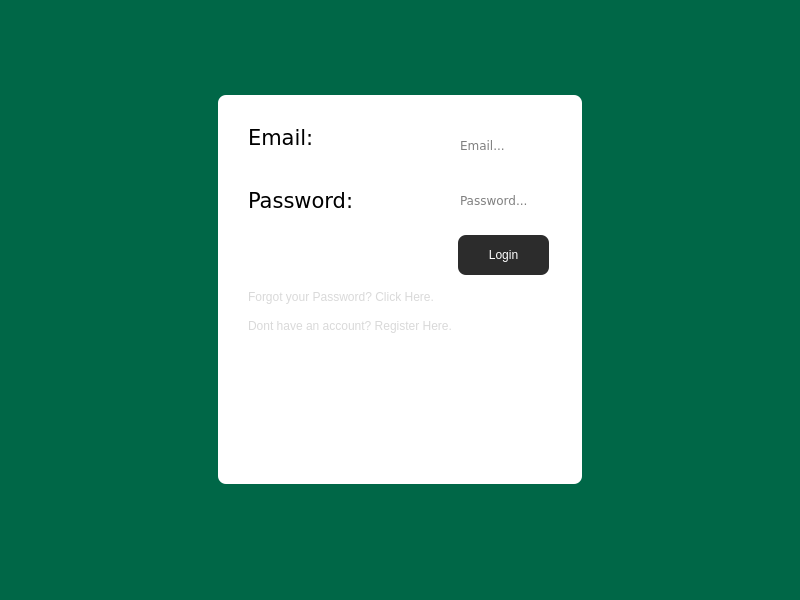
Above: loginwindow.ui from RyanLewis155/College-Portal-Project before the change. Below: the same form after it.
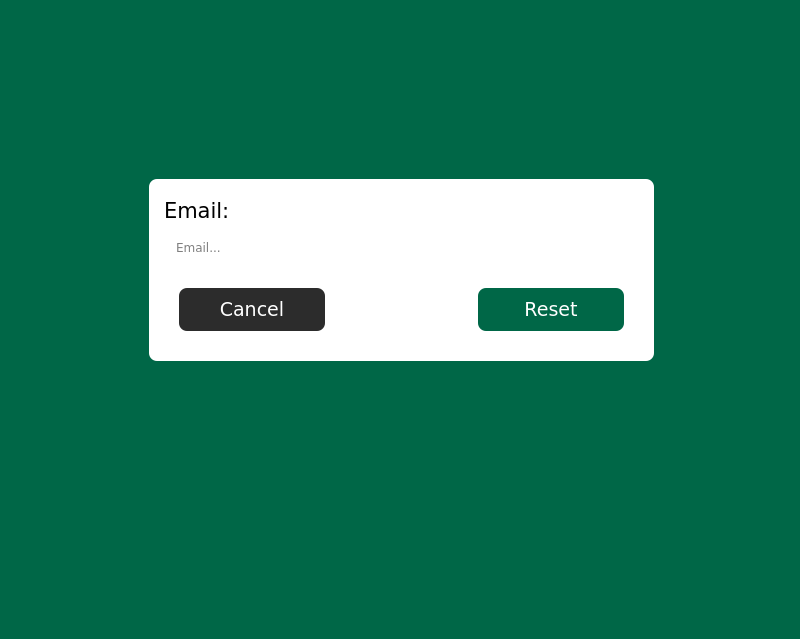
That is the form after the change. The open tabs and pages were chosen to show the change.

```diff
--- a/loginwindow.ui
+++ b/loginwindow.ui
@@ -7,7 +7,7 @@
     <x>0</x>
     <y>0</y>
     <width>800</width>
-    <height>600</height>
+    <height>639</height>
    </rect>
   </property>
   <property name="focusPolicy">
@@ -73,14 +73,14 @@
           </property>
           <property name="minimumSize">
            <size>
-            <width>364</width>
-            <height>389</height>
+            <width>525</width>
+            <height>364</height>
            </size>
           </property>
           <property name="maximumSize">
            <size>
-            <width>364</width>
-            <height>389</height>
+            <width>525</width>
+            <height>364</height>
            </size>
           </property>
           <property name="baseSize">
@@ -102,10 +102,10 @@
           <widget class="QWidget" name="layoutWidget">
            <property name="geometry">
             <rect>
-             <x>15</x>
-             <y>15</y>
-             <width>331</width>
-             <height>361</height>
+             <x>10</x>
+             <y>10</y>
+             <width>501</width>
+             <height>341</height>
             </rect>
            </property>
            <layout class="QFormLayout" name="formLayout">
@@ -181,7 +181,9 @@
               <property name="styleSheet">
                <string notr="true">background: white;
 border: 0px solid gray;
-border-radius: 8px;</string>
+border-radius: 8px;
+color: black;
+padding-left: 10px;</string>
               </property>
               <property name="echoMode">
                <enum>QLineEdit::EchoMode::Normal</enum>
@@ -265,7 +267,9 @@
               <property name="styleSheet">
                <string notr="true">background: white;
 border: 0px solid gray;
-border-radius: 8px;</string>
+border-radius: 8px;
+color: black;
+padding-left: 10px;</string>
               </property>
               <property name="frame">
                <bool>true</bool>
@@ -292,6 +296,11 @@
                 <verstretch>0</verstretch>
                </sizepolicy>
               </property>
+              <property name="font">
+               <font>
+                <pointsize>14</pointsize>
+               </font>
+              </property>
               <property name="cursor">
                <cursorShape>PointingHandCursor</cursorShape>
               </property>
@@ -317,6 +326,11 @@
                 <verstretch>0</verstretch>
                </sizepolicy>
               </property>
+              <property name="font">
+               <font>
+                <pointsize>14</pointsize>
+               </font>
+              </property>
               <property name="cursor">
                <cursorShape>PointingHandCursor</cursorShape>
               </property>
@@ -380,6 +394,229 @@
         </item>
        </layout>
       </widget>
+      <widget class="QWidget" name="page_ForgotPassword">
+       <widget class="QFrame" name="frame_ForgotPassword">
+        <property name="geometry">
+         <rect>
+          <x>20</x>
+          <y>170</y>
+          <width>505</width>
+          <height>182</height>
+         </rect>
+        </property>
+        <property name="sizePolicy">
+         <sizepolicy hsizetype="Fixed" vsizetype="Fixed">
+          <horstretch>0</horstretch>
+          <verstretch>0</verstretch>
+         </sizepolicy>
+        </property>
+        <property name="minimumSize">
+         <size>
+          <width>505</width>
+          <height>182</height>
+         </size>
+        </property>
+        <property name="maximumSize">
+         <size>
+          <width>505</width>
+          <height>182</height>
+         </size>
+        </property>
+        <property name="baseSize">
+         <size>
+          <width>505</width>
+          <height>182</height>
+         </size>
+        </property>
+        <property name="styleSheet">
+         <string notr="true">background-color: white;
+border-radius: 8px;</string>
+        </property>
+        <layout class="QVBoxLayout" name="verticalLayout_8">
+         <property name="leftMargin">
+          <number>15</number>
+         </property>
+         <property name="topMargin">
+          <number>15</number>
+         </property>
+         <property name="rightMargin">
+          <number>15</number>
+         </property>
+         <property name="bottomMargin">
+          <number>15</number>
+         </property>
+         <item>
+          <layout class="QVBoxLayout" name="verticalLayout_7">
+           <property name="spacing">
+            <number>0</number>
+           </property>
+           <item>
+            <widget class="QLabel" name="label_ForgotPass">
+             <property name="sizePolicy">
+              <sizepolicy hsizetype="Expanding" vsizetype="Preferred">
+               <horstretch>0</horstretch>
+               <verstretch>0</verstretch>
+              </sizepolicy>
+             </property>
+             <property name="font">
+              <font>
+               <family>Verdana</family>
+               <pointsize>16</pointsize>
+              </font>
+             </property>
+             <property name="styleSheet">
+              <string notr="true">color: black;
+text-align: left;</string>
+             </property>
+             <property name="text">
+              <string>Email:</string>
+             </property>
+            </widget>
+           </item>
+           <item>
+            <widget class="QLineEdit" name="lineEdit_ForgotPass">
+             <property name="minimumSize">
+              <size>
+               <width>0</width>
+               <height>40</height>
+              </size>
+             </property>
+             <property name="maximumSize">
+              <size>
+               <width>16777215</width>
+               <height>40</height>
+              </size>
+             </property>
+             <property name="baseSize">
+              <size>
+               <width>0</width>
+               <height>40</height>
+              </size>
+             </property>
+             <property name="font">
+              <font>
+               <family>Verdana</family>
+              </font>
+             </property>
+             <property name="styleSheet">
+              <string notr="true">background: white;
+border: 0px solid gray;
+border-radius: 8px;
+color: black;
+padding-left: 10px;</string>
+             </property>
+             <property name="placeholderText">
+              <string>Email...</string>
+             </property>
+            </widget>
+           </item>
+          </layout>
+         </item>
+         <item>
+          <layout class="QHBoxLayout" name="horizontalLayout_3">
+           <property name="leftMargin">
+            <number>15</number>
+           </property>
+           <property name="topMargin">
+            <number>15</number>
+           </property>
+           <property name="rightMargin">
+            <number>15</number>
+           </property>
+           <property name="bottomMargin">
+            <number>15</number>
+           </property>
+           <item>
+            <widget class="QPushButton" name="pushButton_ForgotSubmit">
+             <property name="sizePolicy">
+              <sizepolicy hsizetype="Expanding" vsizetype="Minimum">
+               <horstretch>0</horstretch>
+               <verstretch>0</verstretch>
+              </sizepolicy>
+             </property>
+             <property name="minimumSize">
+              <size>
+               <width>0</width>
+               <height>40</height>
+              </size>
+             </property>
+             <property name="font">
+              <font>
+               <family>Verdana</family>
+               <pointsize>14</pointsize>
+              </font>
+             </property>
+             <property name="cursor">
+              <cursorShape>PointingHandCursor</cursorShape>
+             </property>
+             <property name="autoFillBackground">
+              <bool>false</bool>
+             </property>
+             <property name="styleSheet">
+              <string notr="true">background-color: #2C2C2C;
+color: white;
+border-radius: 8px;</string>
+             </property>
+             <property name="text">
+              <string>Cancel</string>
+             </property>
+            </widget>
+           </item>
+           <item>
+            <spacer name="horizontalSpacer_3">
+             <property name="orientation">
+              <enum>Qt::Orientation::Horizontal</enum>
+             </property>
+             <property name="sizeHint" stdset="0">
+              <size>
+               <width>40</width>
+               <height>20</height>
+              </size>
+             </property>
+            </spacer>
+           </item>
+           <item>
+            <widget class="QPushButton" name="pushButton_ForgotCancel">
+             <property name="sizePolicy">
+              <sizepolicy hsizetype="Expanding" vsizetype="Minimum">
+               <horstretch>0</horstretch>
+               <verstretch>0</verstretch>
+              </sizepolicy>
+             </property>
+             <property name="minimumSize">
+              <size>
+               <width>0</width>
+               <height>40</height>
+              </size>
+             </property>
+             <property name="font">
+              <font>
+               <family>Verdana</family>
+               <pointsize>14</pointsize>
+               <kerning>true</kerning>
+              </font>
+             </property>
+             <property name="cursor">
+              <cursorShape>PointingHandCursor</cursorShape>
+             </property>
+             <property name="autoFillBackground">
+              <bool>false</bool>
+             </property>
+             <property name="styleSheet">
+              <string notr="true">background-color: #006747;
+color: white;
+border-radius: 8px;</string>
+             </property>
+             <property name="text">
+              <string>Reset</string>
+             </property>
+            </widget>
+           </item>
+          </layout>
+         </item>
+        </layout>
+       </widget>
+      </widget>
       <widget class="QWidget" name="page_Registration">
        <layout class="QGridLayout" name="gridLayout_2">
         <item row="1" column="0">
```
Left out of the diff: 67 changed lines with no effect on the pictures.
